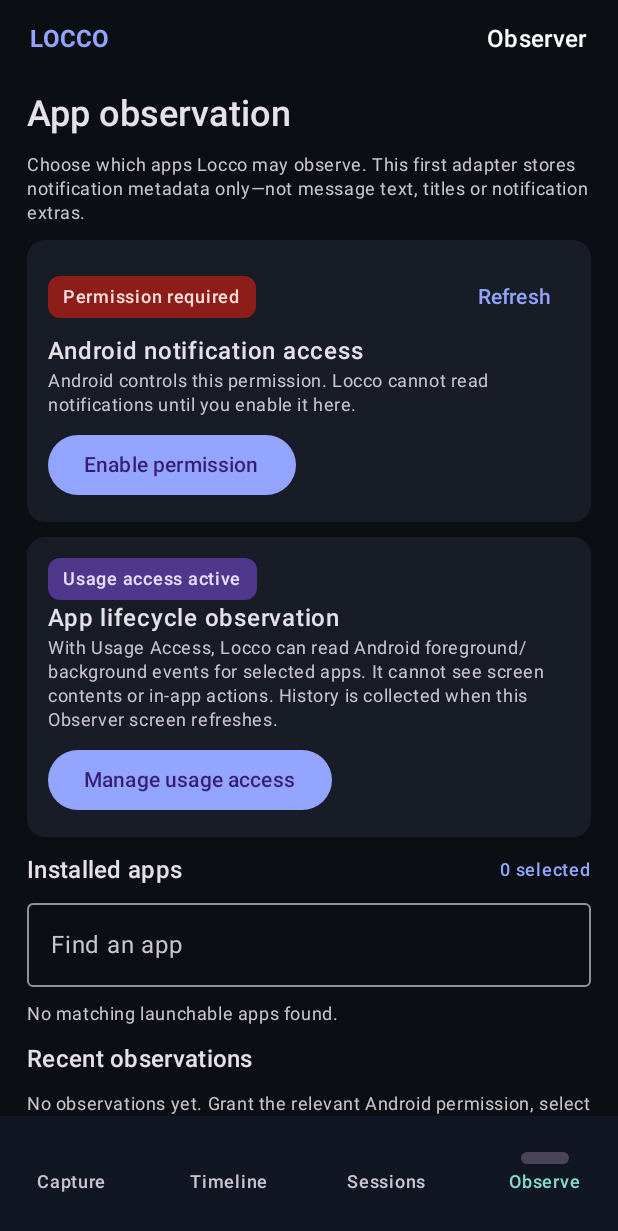
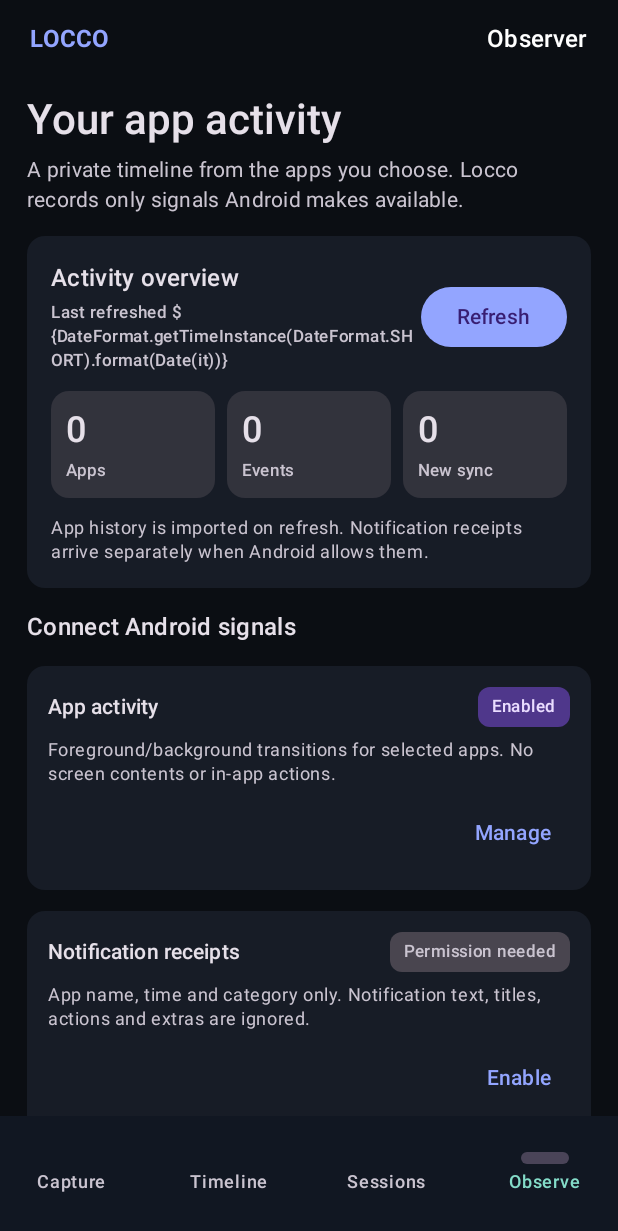
Before and after one commit to ysfclc/Locco, an Android app built with Jetpack Compose: the screen it shows after launch (MainActivity), item 4 of the bottom bar chosen, on a phone screen of 412 x 824 dp. Shown: the top 1231 px of the screen. Run offline under Robolectric (Android 15) with nearby library versions, the phone set to English and light mode, and no system bars; libraries missing offline, so code that uses them is left out: net.zetetic.database; 10 statements that could not run were skipped.

Commit message:
product: turn app observation into a usable activity workspace

```diff
--- a/android/app/src/main/java/com/locco/app/ObserverScreen.kt
+++ b/android/app/src/main/java/com/locco/app/ObserverScreen.kt
@@ -1,13 +1,12 @@
 package com.locco.app
 
 import android.content.ComponentName
+import android.content.Context
 import android.content.Intent
 import android.content.pm.PackageManager
 import android.provider.Settings
 import android.provider.Settings.Secure
 import androidx.compose.foundation.layout.*
-import androidx.compose.foundation.lazy.LazyColumn
-import androidx.compose.foundation.lazy.items
 import androidx.compose.foundation.rememberScrollState
 import androidx.compose.foundation.verticalScroll
 import androidx.compose.material3.*
@@ -17,220 +16,298 @@ import androidx.compose.ui.Modifier
 import androidx.compose.ui.platform.LocalContext
 import androidx.compose.ui.text.font.FontWeight
 import androidx.compose.ui.unit.dp
+import kotlinx.coroutines.Dispatchers
+import kotlinx.coroutines.launch
+import kotlinx.coroutines.withContext
 import java.text.DateFormat
 import java.util.Date
 
-private data class InstalledAppSource(
-    val packageName: String,
-    val label: String,
-    val version: String
-)
+private data class InstalledAppSource(val packageName: String, val label: String, val version: String)
 
 @Composable
 internal fun ObserverScreen() {
     val context = LocalContext.current
-    val prefs = remember { context.getSharedPreferences(LoccoNotificationObserver.OBSERVER_PREFS, android.content.Context.MODE_PRIVATE) }
-    var observedPackages by remember {
+    val prefs = remember { context.getSharedPreferences(LoccoNotificationObserver.OBSERVER_PREFS, Context.MODE_PRIVATE) }
+    var selected by remember {
         mutableStateOf(prefs.getStringSet(LoccoNotificationObserver.OBSERVED_PACKAGES_KEY, emptySet())?.toSet() ?: emptySet())
     }
     var events by remember { mutableStateOf(emptyList<AppObservation>()) }
-    var hasAccess by remember { mutableStateOf(notificationAccessEnabled(context)) }
-    var hasUsageAccess by remember { mutableStateOf(UsageStatsObserver.hasAccess(context)) }
+    var notificationAccess by remember { mutableStateOf(notificationAccessEnabled(context)) }
+    var usageAccess by remember { mutableStateOf(UsageStatsObserver.hasAccess(context)) }
     var error by remember { mutableStateOf<String?>(null) }
     var search by remember { mutableStateOf("") }
-    val installedApps = remember(context) { discoverLaunchableApps(context.packageManager, context.packageName) }
+    var choosingApps by remember { mutableStateOf(false) }
+    var refreshing by remember { mutableStateOf(false) }
+    var refreshedAt by remember { mutableStateOf<Long?>(null) }
+    var imported by remember { mutableIntStateOf(0) }
+    val scope = rememberCoroutineScope()
+    val apps = remember(context) { discoverLaunchableApps(context.packageManager, context.packageName) }
+    val labels = remember(apps) { apps.associate { it.packageName to it.label } }
 
-    fun setObserved(packageName: String, enabled: Boolean) {
-        val next = if (enabled) observedPackages + packageName else observedPackages - packageName
-        observedPackages = next
-        prefs.edit().putStringSet(LoccoNotificationObserver.OBSERVED_PACKAGES_KEY, next.toSet()).apply()
+    fun selectApp(packageName: String, enabled: Boolean) {
+        selected = if (enabled) selected + packageName else selected - packageName
+        prefs.edit().putStringSet(LoccoNotificationObserver.OBSERVED_PACKAGES_KEY, selected.toSet()).apply()
     }
 
     fun refresh() {
-        hasAccess = notificationAccessEnabled(context)
-        hasUsageAccess = UsageStatsObserver.hasAccess(context)
-        runCatching { LoccoDatabase.create(context.applicationContext) }
-            .onSuccess { db ->
+        if (refreshing) return
+        refreshing = true
+        error = null
+        val allowlist = selected.toSet()
+        scope.launch {
+            val result = withContext(Dispatchers.IO) {
+                runCatching {
+                    val notifications = notificationAccessEnabled(context)
+                    val usage = UsageStatsObserver.hasAccess(context)
+                    val db = LoccoDatabase.create(context.applicationContext)
                     try {
-                    if (hasUsageAccess) UsageStatsObserver.collect(context, observedPackages, db)
-                    events = (db.readObservations() + db.readUsageObservations()).sortedByDescending { it.occurredAt }.take(100)
-                    error = null
-                } catch (failure: Throwable) {
-                    error = failure.message ?: "Could not read local observations."
+                        val count = if (usage) UsageStatsObserver.collect(context, allowlist, db) else 0
+                        val rows = (db.readObservations() + db.readUsageObservations())
+                            .distinctBy { it.id }
+                            .sortedWith(compareByDescending<AppObservation> { it.occurredAt }.thenBy { it.id })
+                            .take(100)
+                        Triple(notifications, usage, count to rows)
                     } finally {
                         db.close()
                     }
                 }
-            .onFailure { failure -> error = failure.message ?: "Encrypted observation storage unavailable." }
+            }
+            result.onSuccess { (notifications, usage, data) ->
+                notificationAccess = notifications
+                usageAccess = usage
+                imported = data.first
+                events = data.second
+                refreshedAt = System.currentTimeMillis()
+            }.onFailure { failure ->
+                error = failure.message ?: "Locco could not read its encrypted activity history."
+            }
+            refreshing = false
+        }
     }
 
     LaunchedEffect(Unit) { refresh() }
+    val filteredApps = apps.filter {
+        search.isBlank() || it.label.contains(search, true) || it.packageName.contains(search, true)
+    }
+    val selectedNames = apps.filter { it.packageName in selected }.map { it.label }
 
-    val filteredApps = installedApps.filter {
-        search.isBlank() || it.label.contains(search, ignoreCase = true) ||
-            it.packageName.contains(search, ignoreCase = true)
+    Column(
+        Modifier.fillMaxSize().verticalScroll(rememberScrollState()).padding(horizontal = 18.dp, vertical = 10.dp),
+        verticalArrangement = Arrangement.spacedBy(14.dp)
+    ) {
+        Column(verticalArrangement = Arrangement.spacedBy(5.dp)) {
+            Text("Your app activity", style = MaterialTheme.typography.headlineMedium, fontWeight = FontWeight.SemiBold)
+            Text(
+                "A private timeline from the apps you choose. Locco records only signals Android makes available.",
+                style = MaterialTheme.typography.bodyMedium,
+                color = MaterialTheme.colorScheme.onSurfaceVariant
+            )
         }
 
-    Column(
-        Modifier.fillMaxSize().verticalScroll(rememberScrollState()).padding(horizontal = 18.dp, vertical = 8.dp),
-        verticalArrangement = Arrangement.spacedBy(10.dp)
-    ) {
-        Text("App observation", style = MaterialTheme.typography.headlineSmall, fontWeight = FontWeight.SemiBold)
+        Card(Modifier.fillMaxWidth(), colors = CardDefaults.cardColors(containerColor = MaterialTheme.colorScheme.surface)) {
+            Column(Modifier.padding(16.dp), verticalArrangement = Arrangement.spacedBy(12.dp)) {
+                Row(verticalAlignment = Alignment.CenterVertically) {
+                    Column(Modifier.weight(1f), verticalArrangement = Arrangement.spacedBy(3.dp)) {
+                        Text("Activity overview", style = MaterialTheme.typography.titleMedium, fontWeight = FontWeight.SemiBold)
                         Text(
-            "Choose which apps Locco may observe. This first adapter stores notification metadata only—not message text, titles or notification extras.",
+                            refreshedAt?.let { "Last refreshed \${DateFormat.getTimeInstance(DateFormat.SHORT).format(Date(it))}" } ?: "Not synced yet",
+                            style = MaterialTheme.typography.labelSmall,
+                            color = MaterialTheme.colorScheme.onSurfaceVariant
+                        )
+                    }
+                    if (refreshing) CircularProgressIndicator(Modifier.size(22.dp), strokeWidth = 2.dp)
+                    else Button(onClick = ::refresh) { Text("Refresh") }
+                }
+                Row(horizontalArrangement = Arrangement.spacedBy(8.dp)) {
+                    Metric(selected.size.toString(), "Apps", Modifier.weight(1f))
+                    Metric(events.size.toString(), "Events", Modifier.weight(1f))
+                    Metric(imported.toString(), "New sync", Modifier.weight(1f))
+                }
+                Text(
+                    "App history is imported on refresh. Notification receipts arrive separately when Android allows them.",
                     style = MaterialTheme.typography.bodySmall,
                     color = MaterialTheme.colorScheme.onSurfaceVariant
                 )
-        Card(Modifier.fillMaxWidth(), colors = CardDefaults.cardColors(containerColor = MaterialTheme.colorScheme.surface)) {
-            Column(Modifier.padding(14.dp)) {
-                Row(verticalAlignment = Alignment.CenterVertically) {
-                    Surface(
-                        color = if (hasAccess) MaterialTheme.colorScheme.primaryContainer else MaterialTheme.colorScheme.errorContainer,
-                        shape = MaterialTheme.shapes.small
-                    ) {
-                        Text(
-                            if (hasAccess) "Permission active" else "Permission required",
-                            modifier = Modifier.padding(horizontal = 10.dp, vertical = 6.dp),
-                            style = MaterialTheme.typography.labelMedium
-                        )
-                    }
-                    Spacer(Modifier.weight(1f))
-                    TextButton(onClick = { refresh() }) { Text("Refresh") }
-                }
-                Text("Android notification access", fontWeight = FontWeight.SemiBold)
-                Text(
-                    "Android controls this permission. Locco cannot read notifications until you enable it here.",
-                    style = MaterialTheme.typography.bodySmall,
-                    color = MaterialTheme.colorScheme.onSurfaceVariant
-                )
-                Button(
-                    onClick = {
-                        context.startActivity(Intent(Settings.ACTION_NOTIFICATION_LISTENER_SETTINGS).addFlags(Intent.FLAG_ACTIVITY_NEW_TASK))
-                    },
-                    modifier = Modifier.padding(top = 8.dp)
-                ) { Text(if (hasAccess) "Manage permission" else "Enable permission") }
             }
         }
 
-        Card(Modifier.fillMaxWidth(), colors = CardDefaults.cardColors(containerColor = MaterialTheme.colorScheme.surface)) {
-            Column(Modifier.padding(14.dp)) {
-                Row(verticalAlignment = Alignment.CenterVertically) {
-                    Surface(
-                        color = if (hasUsageAccess) MaterialTheme.colorScheme.primaryContainer else MaterialTheme.colorScheme.errorContainer,
-                        shape = MaterialTheme.shapes.small
+        Text("Connect Android signals", style = MaterialTheme.typography.titleMedium, fontWeight = FontWeight.SemiBold)
+        PermissionCard(
+            "App activity",
+            "Foreground/background transitions for selected apps. No screen contents or in-app actions.",
+            usageAccess,
+            if (usageAccess) "Enabled" else "Permission needed",
+            if (usageAccess) "Manage" else "Enable"
         ) {
-                        Text(
-                            if (hasUsageAccess) "Usage access active" else "Usage access required",
-                            modifier = Modifier.padding(horizontal = 10.dp, vertical = 6.dp),
-                            style = MaterialTheme.typography.labelMedium
-                        )
+            context.startActivity(Intent(Settings.ACTION_USAGE_ACCESS_SETTINGS).addFlags(Intent.FLAG_ACTIVITY_NEW_TASK))
         }
-                }
-                Text("App lifecycle observation", fontWeight = FontWeight.SemiBold)
-                Text(
-                    "With Usage Access, Locco can read Android foreground/background events for selected apps. It cannot see screen contents or in-app actions. History is collected when this Observer screen refreshes.",
-                    style = MaterialTheme.typography.bodySmall,
-                    color = MaterialTheme.colorScheme.onSurfaceVariant
-                )
-                Button(
-                    onClick = {
-                        context.startActivity(Intent(Settings.ACTION_USAGE_ACCESS_SETTINGS).addFlags(Intent.FLAG_ACTIVITY_NEW_TASK))
-                    },
-                    modifier = Modifier.padding(top = 8.dp)
-                ) { Text(if (hasUsageAccess) "Manage usage access" else "Enable usage access") }
-            }
+        PermissionCard(
+            "Notification receipts",
+            "App name, time and category only. Notification text, titles, actions and extras are ignored.",
+            notificationAccess,
+            if (notificationAccess) "Enabled" else "Permission needed",
+            if (notificationAccess) "Manage" else "Enable"
+        ) {
+            context.startActivity(Intent(Settings.ACTION_NOTIFICATION_LISTENER_SETTINGS).addFlags(Intent.FLAG_ACTIVITY_NEW_TASK))
         }
 
         Row(verticalAlignment = Alignment.CenterVertically) {
-            Text("Installed apps", style = MaterialTheme.typography.titleMedium, modifier = Modifier.weight(1f))
-            Text("${observedPackages.size} selected", style = MaterialTheme.typography.labelMedium, color = MaterialTheme.colorScheme.primary)
+            Column(Modifier.weight(1f), verticalArrangement = Arrangement.spacedBy(3.dp)) {
+                Text("Your selected apps", style = MaterialTheme.typography.titleMedium, fontWeight = FontWeight.SemiBold)
+                Text(
+                    if (selectedNames.isEmpty()) "Nothing is observed until you choose apps."
+                    else selectedNames.joinToString(" · "),
+                    style = MaterialTheme.typography.bodySmall,
+                    color = MaterialTheme.colorScheme.onSurfaceVariant,
+                    maxLines = 2
+                )
             }
+            TextButton(onClick = { choosingApps = !choosingApps }) {
+                Text(if (choosingApps) "Done" else "Choose apps")
+            }
+        }
+        if (choosingApps) {
             OutlinedTextField(
-            value = search,
-            onValueChange = { search = it },
-            modifier = Modifier.fillMaxWidth(),
-            singleLine = true,
-            placeholder = { Text("Find an app") }
+                value = search, onValueChange = { search = it },
+                modifier = Modifier.fillMaxWidth(), singleLine = true,
+                label = { Text("Find an installed app") }
             )
+            Card(Modifier.fillMaxWidth(), colors = CardDefaults.cardColors(containerColor = MaterialTheme.colorScheme.surface)) {
                 if (filteredApps.isEmpty()) {
-            Text("No matching launchable apps found.", color = MaterialTheme.colorScheme.onSurfaceVariant, style = MaterialTheme.typography.bodySmall)
+                    Text("No matching launchable apps found.", Modifier.padding(16.dp))
                 } else {
-            Card(Modifier.fillMaxWidth(), colors = CardDefaults.cardColors(containerColor = MaterialTheme.colorScheme.surface)) {
                     Column {
                         filteredApps.forEachIndexed { index, app ->
                             if (index > 0) HorizontalDivider(color = MaterialTheme.colorScheme.outlineVariant.copy(alpha = 0.35f))
                             ListItem(
                                 headlineContent = { Text(app.label, maxLines = 1) },
-                            supportingContent = {
-                                Text(
-                                    "${app.version} · ${app.packageName}",
-                                    style = MaterialTheme.typography.bodySmall,
-                                    maxLines = 1
-                                )
-                            },
+                                supportingContent = { Text(app.version, style = MaterialTheme.typography.bodySmall) },
                                 trailingContent = {
-                                Switch(
-                                    checked = app.packageName in observedPackages,
-                                    onCheckedChange = { setObserved(app.packageName, it) }
-                                )
+                                    Switch(checked = app.packageName in selected, onCheckedChange = { selectApp(app.packageName, it) })
                                 }
                             )
                         }
                     }
                 }
             }
-        Text("Recent observations", style = MaterialTheme.typography.titleMedium)
-        if (error != null) {
-            Text(error!!, color = MaterialTheme.colorScheme.error, style = MaterialTheme.typography.bodySmall)
+            Text(
+                "Selection stays on this device. Turning an app off stops future collection; existing history is kept.",
+                style = MaterialTheme.typography.labelSmall,
+                color = MaterialTheme.colorScheme.onSurfaceVariant
+            )
         }
+
+        Row(verticalAlignment = Alignment.CenterVertically) {
+            Text("Recent activity", style = MaterialTheme.typography.titleMedium, fontWeight = FontWeight.SemiBold)
+            Spacer(Modifier.weight(1f))
+            Text("\${events.size} shown", style = MaterialTheme.typography.labelSmall, color = MaterialTheme.colorScheme.onSurfaceVariant)
+        }
+        error?.let { Text(it, color = MaterialTheme.colorScheme.error, style = MaterialTheme.typography.bodySmall) }
         if (events.isEmpty()) {
+            Card(Modifier.fillMaxWidth(), colors = CardDefaults.cardColors(containerColor = MaterialTheme.colorScheme.surface)) {
+                Column(Modifier.padding(18.dp), verticalArrangement = Arrangement.spacedBy(7.dp)) {
+                    Text(if (selected.isEmpty()) "Choose your first app" else "Your timeline is ready", fontWeight = FontWeight.SemiBold)
                     Text(
-                "No observations yet. Grant the relevant Android permission, select an app, then refresh after it is used or sends a notification.",
-                color = MaterialTheme.colorScheme.onSurfaceVariant,
-                style = MaterialTheme.typography.bodySmall
-            )
-        } else {
-            events.forEach { event ->
-                Card(Modifier.fillMaxWidth(), colors = CardDefaults.cardColors(containerColor = MaterialTheme.colorScheme.surface)) {
-                    Column(Modifier.padding(12.dp), verticalArrangement = Arrangement.spacedBy(3.dp)) {
-                        Text(event.sourcePackage, fontWeight = FontWeight.SemiBold)
-                        Text(event.eventType.replace('_', ' '), style = MaterialTheme.typography.bodyMedium)
-                        Text(
-                            "${event.category ?: "Uncategorised"} · ${event.acquisitionMethod}",
+                        if (selected.isEmpty()) "Select an app and enable the Android signal you want to collect."
+                        else "Use a selected app, then refresh to import its recent activity. Notification receipts appear when that app posts a notification.",
                         style = MaterialTheme.typography.bodySmall,
                         color = MaterialTheme.colorScheme.onSurfaceVariant
                     )
-                        Text(DateFormat.getDateTimeInstance().format(Date(event.occurredAt)), style = MaterialTheme.typography.labelSmall)
+                    if (selected.isEmpty()) Button(onClick = { choosingApps = true }) { Text("Choose apps") }
+                }
+            }
+        } else {
+            events.forEach { event -> ActivityCard(event, labels[event.sourcePackage] ?: event.sourcePackage) }
+        }
+        Spacer(Modifier.height(18.dp))
+    }
+}
+
+@Composable
+private fun Metric(value: String, label: String, modifier: Modifier = Modifier) {
+    Surface(modifier, color = MaterialTheme.colorScheme.surfaceVariant.copy(alpha = 0.55f), shape = MaterialTheme.shapes.medium) {
+        Column(Modifier.padding(10.dp), verticalArrangement = Arrangement.spacedBy(3.dp)) {
+            Text(value, style = MaterialTheme.typography.headlineSmall, fontWeight = FontWeight.SemiBold)
+            Text(label, style = MaterialTheme.typography.labelSmall, color = MaterialTheme.colorScheme.onSurfaceVariant)
+        }
+    }
+}
+
+@Composable
+private fun PermissionCard(
+    title: String, detail: String, enabled: Boolean, status: String, action: String, onAction: () -> Unit
+) {
+    Card(Modifier.fillMaxWidth(), colors = CardDefaults.cardColors(containerColor = MaterialTheme.colorScheme.surface)) {
+        Column(Modifier.padding(14.dp), verticalArrangement = Arrangement.spacedBy(7.dp)) {
+            Row(verticalAlignment = Alignment.CenterVertically) {
+                Text(title, style = MaterialTheme.typography.titleSmall, fontWeight = FontWeight.SemiBold)
+                Spacer(Modifier.weight(1f))
+                Surface(
+                    color = if (enabled) MaterialTheme.colorScheme.primaryContainer else MaterialTheme.colorScheme.surfaceVariant,
+                    shape = MaterialTheme.shapes.small
+                ) {
+                    Text(status, Modifier.padding(horizontal = 9.dp, vertical = 5.dp), style = MaterialTheme.typography.labelSmall)
+                }
+            }
+            Text(detail, style = MaterialTheme.typography.bodySmall, color = MaterialTheme.colorScheme.onSurfaceVariant)
+            TextButton(onClick = onAction, modifier = Modifier.align(Alignment.End)) { Text(action) }
+        }
+    }
+}
+
+@Composable
+private fun ActivityCard(event: AppObservation, appName: String) {
+    val title = when (event.eventType) {
+        "app_foregrounded" -> "Opened app"
+        "app_backgrounded" -> "Left app"
+        "notification_posted" -> "Notification received"
+        else -> event.eventType.replace('_', ' ').replaceFirstChar { it.uppercase() }
+    }
+    val method = when (event.acquisitionMethod) {
+        "android_usage_events" -> "Android app activity"
+        "android_notification_listener" -> "Android notification metadata"
+        else -> event.acquisitionMethod.replace('_', ' ')
+    }
+    Card(Modifier.fillMaxWidth(), colors = CardDefaults.cardColors(containerColor = MaterialTheme.colorScheme.surface)) {
+        Row(Modifier.fillMaxWidth().padding(13.dp), horizontalArrangement = Arrangement.spacedBy(11.dp)) {
+            Surface(Modifier.size(38.dp), color = MaterialTheme.colorScheme.primaryContainer, shape = MaterialTheme.shapes.medium) {
+                Box(contentAlignment = Alignment.Center) {
+                    Text(appName.firstOrNull()?.uppercase() ?: "•", fontWeight = FontWeight.SemiBold)
+                }
+            }
+            Column(Modifier.weight(1f), verticalArrangement = Arrangement.spacedBy(3.dp)) {
+                Text(appName, style = MaterialTheme.typography.titleSmall, fontWeight = FontWeight.SemiBold)
+                Text(title, style = MaterialTheme.typography.bodyMedium)
+                Text(
+                    "\$method · \${event.category ?: "No category"}",
+                    style = MaterialTheme.typography.labelSmall,
+                    color = MaterialTheme.colorScheme.onSurfaceVariant
+                )
+                Text(
+                    DateFormat.getDateTimeInstance(DateFormat.MEDIUM, DateFormat.SHORT).format(Date(event.occurredAt)),
+                    style = MaterialTheme.typography.labelSmall,
+                    color = MaterialTheme.colorScheme.onSurfaceVariant
+                )
             }
         }
     }
 }
-        Spacer(Modifier.height(12.dp))
-    }
-}
 
-private fun discoverLaunchableApps(
-    packageManager: PackageManager,
-    ownPackage: String
-): List<InstalledAppSource> {
-    val launcherIntent = Intent(Intent.ACTION_MAIN).addCategory(Intent.CATEGORY_LAUNCHER)
-    return packageManager.queryIntentActivities(launcherIntent, 0)
-        .mapNotNull { resolve ->
+private fun discoverLaunchableApps(packageManager: PackageManager, ownPackage: String): List<InstalledAppSource> {
+    val intent = Intent(Intent.ACTION_MAIN).addCategory(Intent.CATEGORY_LAUNCHER)
+    return packageManager.queryIntentActivities(intent, 0).mapNotNull { resolve ->
         val packageName = resolve.activityInfo?.packageName ?: return@mapNotNull null
         if (packageName == ownPackage) return@mapNotNull null
         val appInfo = resolve.activityInfo.applicationInfo
-            val label = runCatching { appInfo.loadLabel(packageManager).toString() }
-                .getOrDefault(packageName)
+        val label = runCatching { appInfo.loadLabel(packageManager).toString() }.getOrDefault(packageName)
         val version = runCatching {
             packageManager.getPackageInfo(packageName, 0).versionName?.takeIf { it.isNotBlank() } ?: "Version unknown"
         }.getOrDefault("Version unavailable")
         InstalledAppSource(packageName, label, version)
-        }
-        .distinctBy { it.packageName }
-        .sortedBy { it.label.lowercase() }
+    }.distinctBy { it.packageName }.sortedBy { it.label.lowercase() }
 }
 
-private fun notificationAccessEnabled(context: android.content.Context): Boolean {
+private fun notificationAccessEnabled(context: Context): Boolean {
     val enabled = Secure.getString(context.contentResolver, "enabled_notification_listeners") ?: return false
     val expected = ComponentName(context, LoccoNotificationObserver::class.java)
     return enabled.split(':').any { ComponentName.unflattenFromString(it) == expected }
```
Lines whose indentation alone changed are shown as unchanged.
